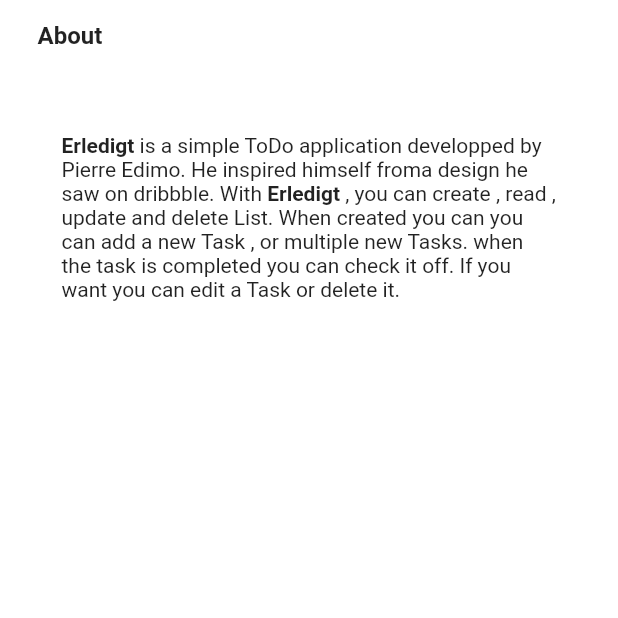
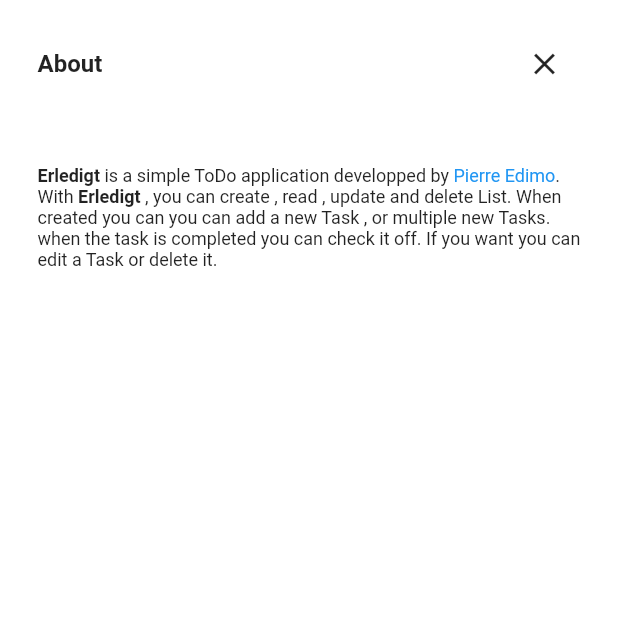
Before and after one commit to pierreEdimo/Erledigt, a Flutter app: the AboutScreen screen opened by its route, on a phone screen of 412 x 824 dp, the top half of it. Run offline on Flutter 3.47's test engine with Material 2 defaults, Android fonts, the light colour scheme and no system bars; our stand-ins replace flutter_markdown, flutter_secure_storage, hive, hive_flutter; accounts and stored records are empty; Roboto replaces fonts that are missing (OpenSans).

Commit message:
edit about screen

```diff
--- a/lib/Screens/about_screen.dart
+++ b/lib/Screens/about_screen.dart
@@ -3,10 +3,11 @@
 import 'package:erledigt/Widgets/custom_container.dart';
 import 'package:flutter/material.dart';
 import 'package:flutter_markdown/flutter_markdown.dart';
+import 'package:url_launcher/url_launcher.dart';
 
 String _source =
-    "**Erledigt** is a simple ToDo application developped by Pierre Edimo. He inspired himself from" +
-        "a design he saw on dribbble. \n With **Erledigt** , you can create , read , update and delete List. When created you can " +
+    "**Erledigt** is a simple ToDo application developped by [Pierre Edimo](mailto:pierredimo@live.com). " +
+        "\n With **Erledigt** , you can create , read , update and delete List. When created you can " +
         "you can add a new Task , or multiple new Tasks. when the task is completed you can check it off. If you want you can edit a Task or delete it.";
 
 class AboutScreen extends StatelessWidget {
@@ -15,7 +16,9 @@
     return Scaffold(
       appBar: customAppBar(
         Container(
+          color: Color(0xffbffffff),
           padding: EdgeInsets.symmetric(horizontal: 25.0),
+          child: Center(
             child: Row(
               mainAxisAlignment: MainAxisAlignment.spaceBetween,
               children: [
@@ -26,7 +29,6 @@
                 IconButton(
                   icon: Icon(
                     Icons.close_outlined,
-                  color: Color(0xFFBFFFFFF),
                   ),
                   onPressed: () => Navigator.of(context).pop(),
                 ),
@@ -34,9 +36,19 @@
             ),
           ),
         ),
+      ),
       body: CustomContainer(
         child: Markdown(
+          padding: EdgeInsets.zero,
           data: _source,
+          onTapLink: (text, String? url, title) {
+            launch(url!);
+          },
+          styleSheet: MarkdownStyleSheet(
+            p: TextStyle(
+              fontSize: 12.0,
+            ),
+          ),
         ),
       ),
     );
```
Lines whose indentation alone changed are shown as unchanged.
